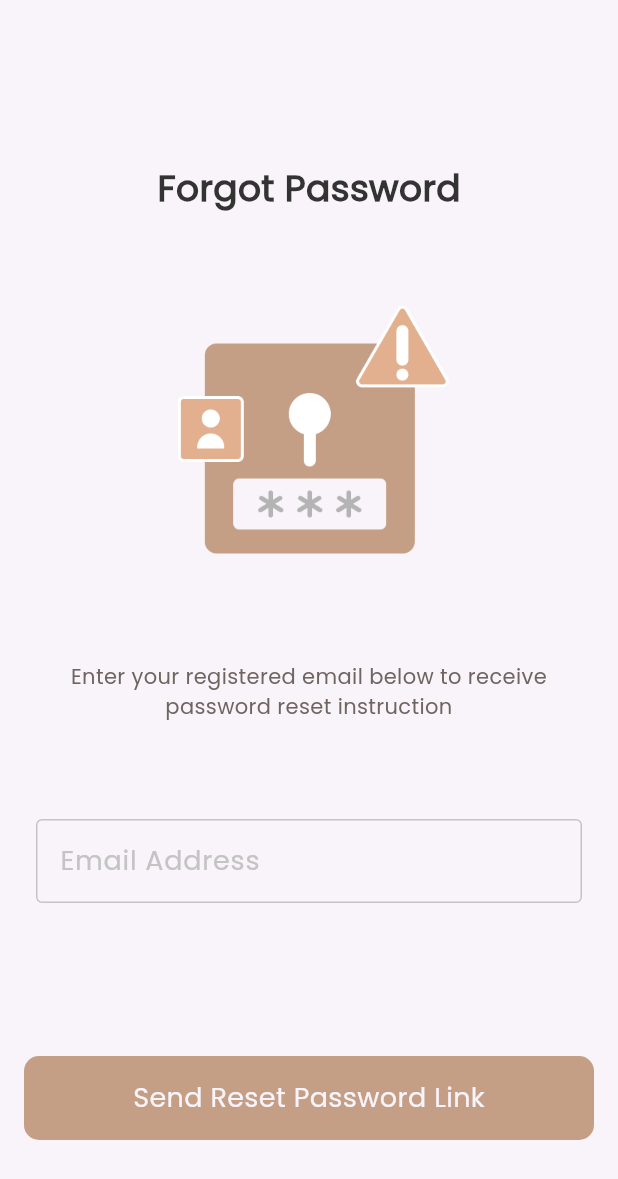
After one commit to mozidan27/dalel, a Flutter app: the ForgotPasswordView screen opened by its route, on a phone screen of 412 x 824 dp. The commit adds this screen. Shown: the top 1179 px of the screen. Run offline on Flutter 3.47's test engine with Material 3 defaults, Android fonts, the phone set to English and light mode, and no system bars; our stand-ins replace firebase_auth, firebase_core, flutter_bloc, flutter_svg, fluttertoast, get_it and 2 more; accounts and stored records are empty.

Commit message:
reset password link page

```diff
--- a/lib/core/routes/app_router.dart
+++ b/lib/core/routes/app_router.dart
@@ -1,4 +1,5 @@
 import 'package:dalel/features/auth/presentation/auth_cubit/cubit/auth_cubit.dart';
+import 'package:dalel/features/auth/presentation/views/forgot_password_view.dart';
 import 'package:dalel/features/auth/presentation/views/sign_in_view.dart';
 import 'package:dalel/features/auth/presentation/views/sign_up_view.dart';
 import 'package:dalel/features/home/presentation/view/home_view.dart';
@@ -20,5 +21,9 @@ Map<String, WidgetBuilder> buildAppRoutes() {
           child: const SignInView(),
         ),
     '/homeview': (context) => const HomeView(),
+    '/forgotpass': (context) => BlocProvider(
+          create: (context) => AuthCubit(),
+          child: const ForgotPasswordView(),
+        ),
   };
 }
--- a/lib/core/utils/app_strings.dart
+++ b/lib/core/utils/app_strings.dart
@@ -60,7 +60,7 @@ abstract class AppStrings {
       backToHome = "Back To Home",
       //!Forgot password
       forgotPasswordPage = "Forgot Password",
-      sendVerificationCode = "Send Verification Code",
+      sendResetPasswordLink = "Send Reset Password Link",
       verificationNow = "Verification Now",
       resendCode = "Resend Code",
       verifyAccount = "Verify Account",
--- a/lib/features/auth/presentation/auth_cubit/cubit/auth_cubit.dart
+++ b/lib/features/auth/presentation/auth_cubit/cubit/auth_cubit.dart
@@ -13,6 +13,7 @@ class AuthCubit extends Cubit<AuthState> {
   bool? obscurePasswordTextValue = true;
   GlobalKey<FormState> signupFormKey = GlobalKey();
   GlobalKey<FormState> signinFormKey = GlobalKey();
+  GlobalKey<FormState> resetPasswordFormKey = GlobalKey();
 
   // sign up method
   signUpWithEmailAndPassword() async {
@@ -79,9 +80,21 @@ class AuthCubit extends Cubit<AuthState> {
         : obscurePasswordTextValue = true;
     emit(ObscurePasswordTextUpdateState());
   }
+
+  // sign out method
+  signOut() {
+    FirebaseAuth.instance.signOut();
+  }
+
+// reset password
+
+  resetPasswordWithLink() async {
+    try {
+      emit(PasswordRestLoadingState());
+      await FirebaseAuth.instance.sendPasswordResetEmail(email: emailAddress!);
+      emit(PasswordRestSuccessState());
+    } on Exception catch (e) {
+      emit(PasswordRestFailurState(errorMessage: e.toString()));
+    }
+  }
 }
-
-// sign out method
-signOut() {
-  FirebaseAuth.instance.signOut();
-}
--- a/lib/features/auth/presentation/auth_cubit/cubit/auth_state.dart
+++ b/lib/features/auth/presentation/auth_cubit/cubit/auth_state.dart
@@ -25,3 +25,13 @@ final class SigninFailurState extends AuthState {
 
   SigninFailurState({required this.errorMessage});
 }
+
+final class PasswordRestLoadingState extends AuthState {}
+
+final class PasswordRestSuccessState extends AuthState {}
+
+final class PasswordRestFailurState extends AuthState {
+  final String errorMessage;
+
+  PasswordRestFailurState({required this.errorMessage});
+}
--- /dev/null
+++ b/lib/features/auth/presentation/views/forgot_password_view.dart
@@ -0,0 +1,45 @@
+import 'package:dalel/core/utils/app_strings.dart';
+import 'package:dalel/core/utils/app_text_styles.dart';
+import 'package:dalel/features/auth/presentation/widgets/custom_forgotpass_form.dart';
+import 'package:dalel/features/auth/presentation/widgets/forgot_pass_subtitle.dart';
+import 'package:dalel/features/auth/presentation/widgets/forgot_password_image.dart';
+import 'package:flutter/material.dart';
+
+class ForgotPasswordView extends StatelessWidget {
+  const ForgotPasswordView({super.key});
+
+  @override
+  Widget build(BuildContext context) {
+    return Scaffold(
+        body: Center(
+      child: ListView(
+        children: [
+          const SizedBox(
+            height: 108,
+          ),
+          Center(
+            child: Text(
+              AppStrings.forgotPasswordPage,
+              style: CustomTextStyles.poppins600style28.copyWith(fontSize: 24),
+            ),
+          ),
+          const SizedBox(
+            height: 40,
+          ),
+          const ForgotPasswordImage(),
+          const SizedBox(
+            height: 24,
+          ),
+          const ForgotPassSubTitle(),
+          const SizedBox(
+            height: 41,
+          ),
+          const CustomForgotPasswordForm(),
+          const SizedBox(
+            height: 17,
+          ),
+        ],
+      ),
+    ));
+  }
+}
--- /dev/null
+++ b/lib/features/auth/presentation/widgets/custom_forgotpass_form.dart
@@ -0,0 +1,61 @@
+import 'package:dalel/core/funcations/custom_toast.dart';
+import 'package:dalel/core/funcations/navigation.dart';
+import 'package:dalel/core/utils/app_colors.dart';
+import 'package:dalel/core/utils/app_strings.dart';
+import 'package:dalel/core/widgets/custom_button.dart';
+import 'package:dalel/features/auth/presentation/auth_cubit/cubit/auth_cubit.dart';
+import 'package:dalel/features/auth/presentation/auth_cubit/cubit/auth_state.dart';
+import 'package:dalel/features/auth/presentation/widgets/custom_text_field.dart';
+import 'package:flutter/material.dart';
+import 'package:flutter_bloc/flutter_bloc.dart';
+
+class CustomForgotPasswordForm extends StatelessWidget {
+  const CustomForgotPasswordForm({super.key});
+
+  @override
+  Widget build(BuildContext context) {
+    return BlocConsumer<AuthCubit, AuthState>(
+      listener: (context, state) {
+        if (state is PasswordRestSuccessState) {
+          CusotmToast(meg: 'Check your email to reset your password');
+          customReplacementNavigate(context, '/signin');
+        } else if (state is PasswordRestFailurState) {
+          CusotmToast(meg: state.errorMessage);
+        }
+      },
+      builder: (context, state) {
+        AuthCubit authCubit = BlocProvider.of<AuthCubit>(context);
+        return Form(
+          key: authCubit.resetPasswordFormKey,
+          child: Padding(
+            padding: const EdgeInsets.symmetric(horizontal: 16.0),
+            child: Column(
+              children: [
+                CustomTextFormFieldWidget(
+                    obscureText: false,
+                    text: AppStrings.emailAddress,
+                    onChanged: (email) {
+                      authCubit.emailAddress = email;
+                    }),
+                const SizedBox(height: 102),
+                state is SigninLoadingState
+                    ? CircularProgressIndicator(
+                        color: AppColors.primaryColor,
+                      )
+                    : CustomButton(
+                        onTap: () {
+                          if (authCubit.resetPasswordFormKey.currentState!
+                              .validate()) {
+                            authCubit.resetPasswordWithLink();
+                          }
+                        },
+                        text: AppStrings.sendResetPasswordLink,
+                      ),
+              ],
+            ),
+          ),
+        );
+      },
+    );
+  }
+}
--- a/lib/features/auth/presentation/widgets/custom_signin_form.dart
+++ b/lib/features/auth/presentation/widgets/custom_signin_form.dart
@@ -8,7 +8,6 @@ import 'package:dalel/features/auth/presentation/auth_cubit/cubit/auth_state.dar
 import 'package:dalel/features/auth/presentation/widgets/custom_text_field.dart';
 import 'package:dalel/features/auth/presentation/widgets/forgot_password_text_widget.dart';
 import 'package:firebase_auth/firebase_auth.dart';
-
 import 'package:flutter/material.dart';
 import 'package:flutter_bloc/flutter_bloc.dart';
 
--- /dev/null
+++ b/lib/features/auth/presentation/widgets/forgot_pass_subtitle.dart
@@ -0,0 +1,18 @@
+import 'package:dalel/core/utils/app_text_styles.dart';
+import 'package:flutter/material.dart';
+
+class ForgotPassSubTitle extends StatelessWidget {
+  const ForgotPassSubTitle({super.key});
+
+  @override
+  Widget build(BuildContext context) {
+    return Padding(
+      padding: const EdgeInsets.symmetric(horizontal: 34.0),
+      child: Text(
+        'Enter your registered email below to receive password reset instruction',
+        style: CustomTextStyles.poppins400style12.copyWith(fontSize: 14),
+        textAlign: TextAlign.center,
+      ),
+    );
+  }
+}
--- /dev/null
+++ b/lib/features/auth/presentation/widgets/forgot_password_image.dart
@@ -0,0 +1,15 @@
+import 'package:dalel/core/utils/app_assets.dart';
+import 'package:flutter/material.dart';
+
+class ForgotPasswordImage extends StatelessWidget {
+  const ForgotPasswordImage({super.key});
+
+  @override
+  Widget build(BuildContext context) {
+    return SizedBox(
+      height: 235,
+      width: 235,
+      child: Image.asset(Assets.imagesForgetpassword),
+    );
+  }
+}
--- a/lib/features/auth/presentation/widgets/forgot_password_text_widget.dart
+++ b/lib/features/auth/presentation/widgets/forgot_password_text_widget.dart
@@ -12,7 +12,7 @@ class ForgotPasswordTextWidget extends StatelessWidget {
   Widget build(BuildContext context) {
     return GestureDetector(
       onTap: () {
-        customReplacementNavigate(context, "path");
+        customReplacementNavigate(context, "/forgotpass");
       },
       child: Align(
         alignment: Alignment.centerRight,
```
